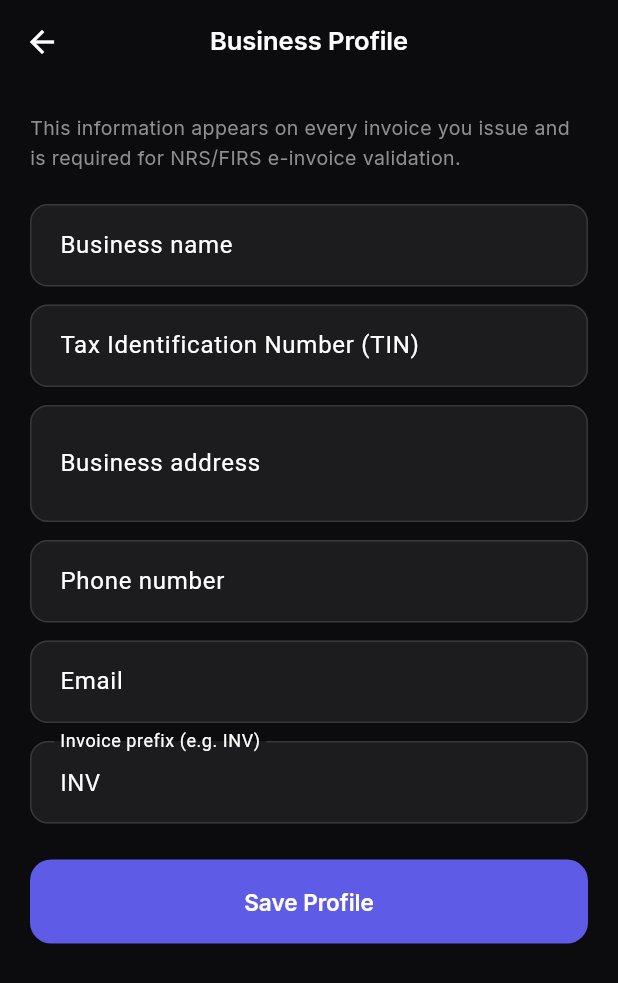
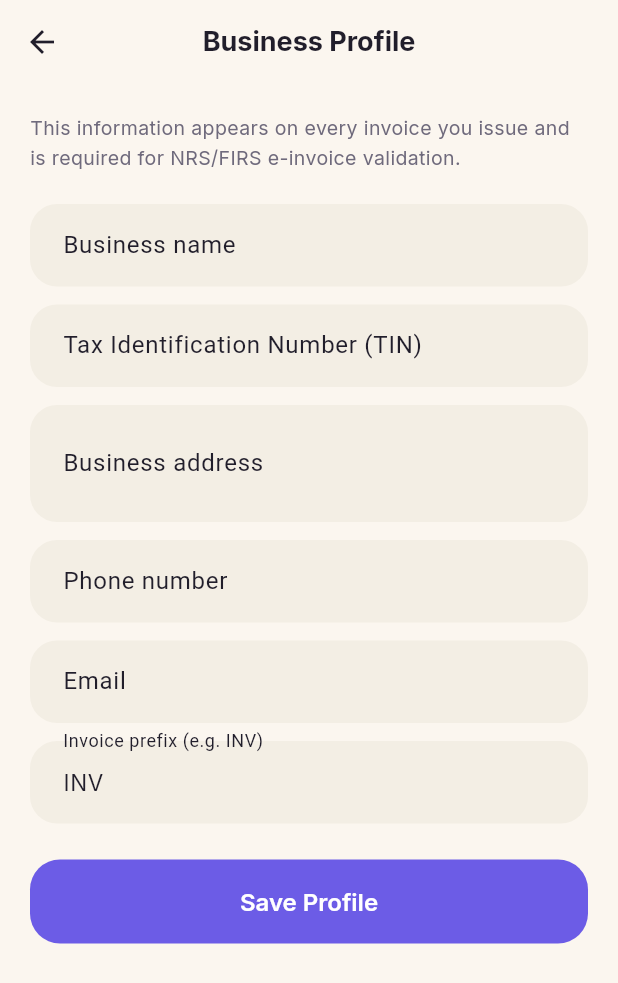
Before and after one commit to akinomosewo-cpu/einvoice_ng, a Flutter app: the screen it shows after launch, after a tap on the "storefront" icon, on a phone screen of 412 x 824 dp. Shown: the top 983 px of the screen. Run offline on Flutter 3.47's test engine with Material 3 defaults, Android fonts, the phone set to English and light mode, and no system bars; our stand-ins replace bloc, equatable, flutter_animate, flutter_bloc, gap, google_fonts and 4 more; accounts and stored records are empty.

Commit message:
Redesign UI with warm light theme, rounded cards, and status chips
Switch from a hard-committed dark theme to a soft off-white light
theme with a single vibrant purple accent, replace flat-bordered
cards with generously-rounded (18-28px) SoftCard containers using
subtle drop shadows, bump display typography for dashboard stats,
and introduce colorful semantic StatusChip pills for invoice status
on the dashboard and invoice detail screens. No routes, features, or
business logic were changed.

Co-Authored-By: Claude Sonnet 5 <noreply@anthropic.com>
Claude-Session: https://claude.ai/code/session_01J3m4FwQPKhnbpsGTtN5779

```diff
--- a/lib/core/theme/app_theme.dart
+++ b/lib/core/theme/app_theme.dart
@@ -2,49 +2,92 @@ import 'package:flutter/material.dart';
 import 'package:flutter/services.dart';
 import 'package:google_fonts/google_fonts.dart';
 
+/// Warm, soft light palette inspired by modern consumer-app design:
+/// off-white backgrounds, a single vibrant brand accent, generous
+/// rounding and soft shadows instead of flat borders.
 class AppColors {
   AppColors._();
-  static const Color primary = Color(0xFF5E5CE6);
-  static const Color success = Color(0xFF30D158);
-  static const Color warning = Color(0xFFFFD60A);
-  static const Color danger = Color(0xFFFF453A);
-  static const Color background = Color(0xFF0C0C0E);
-  static const Color surface = Color(0xFF1C1C1E);
-  static const Color surfaceElevated = Color(0xFF2C2C2E);
-  static const Color textPrimary = Color(0xFFFFFFFF);
-  static const Color textSecondary = Color(0xFF8E8E93);
-  static const Color textTertiary = Color(0xFF48484A);
-  static const Color border = Color(0xFF38383A);
+  static const Color primary = Color(0xFF6C5CE6);
+  static const Color primaryDark = Color(0xFF4B3FBF);
+  static const Color success = Color(0xFF1FAA59);
+  static const Color warning = Color(0xFFE8A400);
+  static const Color danger = Color(0xFFE5484D);
+
+  // Warm off-white app background + card surfaces.
+  static const Color background = Color(0xFFFBF6EF);
+  static const Color surface = Color(0xFFFFFFFF);
+  static const Color surfaceElevated = Color(0xFFFFFFFF);
+  static const Color surfaceTint = Color(0xFFF3EEE4);
+
+  static const Color textPrimary = Color(0xFF211E2B);
+  static const Color textSecondary = Color(0xFF6F6A7C);
+  static const Color textTertiary = Color(0xFFACA6B8);
+  static const Color border = Color(0xFFEDE7DA);
+
   static const LinearGradient primaryGradient = LinearGradient(
-    colors: [Color(0xFF5E5CE6), Color(0xFF5E5CE6)],
+    colors: [Color(0xFF6C5CE6), Color(0xFF9B7CF0)],
     begin: Alignment.topLeft,
     end: Alignment.bottomRight,
   );
+
+  /// Soft, diffuse shadow used in place of flat borders on cards.
+  static List<BoxShadow> cardShadow = [
+    BoxShadow(
+      color: const Color(0xFF211E2B).withOpacity(0.06),
+      blurRadius: 24,
+      offset: const Offset(0, 10),
+      spreadRadius: -4,
+    ),
+  ];
+
+  static List<BoxShadow> softShadow = [
+    BoxShadow(
+      color: const Color(0xFF211E2B).withOpacity(0.05),
+      blurRadius: 14,
+      offset: const Offset(0, 4),
+      spreadRadius: -2,
+    ),
+  ];
+
+  /// Semantic colors for invoice status chips.
+  static Color statusColor(String status) {
+    switch (status) {
+      case 'paid':
+        return success;
+      case 'sent':
+        return warning;
+      case 'validated':
+        return primary;
+      case 'draft':
+      default:
+        return textSecondary;
+    }
+  }
 }
 
 class AppTextStyles {
   AppTextStyles._();
-  static TextStyle get displayLarge => GoogleFonts.inter(fontSize: 34, fontWeight: FontWeight.w700, letterSpacing: -0.5);
-  static TextStyle get displayMedium => GoogleFonts.inter(fontSize: 28, fontWeight: FontWeight.w700, letterSpacing: -0.3);
-  static TextStyle get displaySmall => GoogleFonts.inter(fontSize: 22, fontWeight: FontWeight.w600);
-  static TextStyle get headlineLarge => GoogleFonts.inter(fontSize: 20, fontWeight: FontWeight.w600);
-  static TextStyle get headlineMedium => GoogleFonts.inter(fontSize: 17, fontWeight: FontWeight.w600);
-  static TextStyle get headlineSmall => GoogleFonts.inter(fontSize: 15, fontWeight: FontWeight.w600);
+  static TextStyle get displayLarge => GoogleFonts.inter(fontSize: 40, fontWeight: FontWeight.w800, letterSpacing: -0.8, height: 1.05);
+  static TextStyle get displayMedium => GoogleFonts.inter(fontSize: 32, fontWeight: FontWeight.w800, letterSpacing: -0.5, height: 1.1);
+  static TextStyle get displaySmall => GoogleFonts.inter(fontSize: 26, fontWeight: FontWeight.w700, letterSpacing: -0.3);
+  static TextStyle get headlineLarge => GoogleFonts.inter(fontSize: 22, fontWeight: FontWeight.w700);
+  static TextStyle get headlineMedium => GoogleFonts.inter(fontSize: 18, fontWeight: FontWeight.w700);
+  static TextStyle get headlineSmall => GoogleFonts.inter(fontSize: 16, fontWeight: FontWeight.w600);
   static TextStyle get bodyLarge => GoogleFonts.inter(fontSize: 17, fontWeight: FontWeight.w400, height: 1.5);
   static TextStyle get bodyMedium => GoogleFonts.inter(fontSize: 15, fontWeight: FontWeight.w400, height: 1.5);
   static TextStyle get bodySmall => GoogleFonts.inter(fontSize: 13, fontWeight: FontWeight.w400, height: 1.5);
-  static TextStyle get labelLarge => GoogleFonts.inter(fontSize: 13, fontWeight: FontWeight.w500);
-  static TextStyle get labelMedium => GoogleFonts.inter(fontSize: 12, fontWeight: FontWeight.w500);
-  static TextStyle get labelSmall => GoogleFonts.inter(fontSize: 11, fontWeight: FontWeight.w500, letterSpacing: 0.5);
+  static TextStyle get labelLarge => GoogleFonts.inter(fontSize: 13, fontWeight: FontWeight.w600);
+  static TextStyle get labelMedium => GoogleFonts.inter(fontSize: 12, fontWeight: FontWeight.w600);
+  static TextStyle get labelSmall => GoogleFonts.inter(fontSize: 11, fontWeight: FontWeight.w600, letterSpacing: 0.3);
 }
 
 class AppTheme {
   AppTheme._();
-  static ThemeData get dark => ThemeData(
+  static ThemeData get light => ThemeData(
     useMaterial3: true,
-    brightness: Brightness.dark,
+    brightness: Brightness.light,
     scaffoldBackgroundColor: AppColors.background,
-    colorScheme: const ColorScheme.dark(
+    colorScheme: const ColorScheme.light(
       primary: AppColors.primary,
       surface: AppColors.surface,
       error: AppColors.danger,
@@ -56,14 +99,14 @@ class AppTheme {
       elevation: 0,
       scrolledUnderElevation: 0,
       centerTitle: true,
-      systemOverlayStyle: SystemUiOverlayStyle.light,
+      systemOverlayStyle: SystemUiOverlayStyle.dark,
       titleTextStyle: AppTextStyles.headlineMedium.copyWith(color: AppColors.textPrimary),
       iconTheme: const IconThemeData(color: AppColors.textPrimary),
     ),
     cardTheme: CardThemeData(
       color: AppColors.surface,
       elevation: 0,
-      shape: RoundedRectangleBorder(borderRadius: BorderRadius.circular(16)),
+      shape: RoundedRectangleBorder(borderRadius: BorderRadius.circular(24)),
       margin: EdgeInsets.zero,
     ),
     elevatedButtonTheme: ElevatedButtonThemeData(
@@ -72,19 +115,84 @@ class AppTheme {
         foregroundColor: Colors.white,
         elevation: 0,
         minimumSize: const Size(double.infinity, 56),
-        shape: RoundedRectangleBorder(borderRadius: BorderRadius.circular(14)),
+        shape: RoundedRectangleBorder(borderRadius: BorderRadius.circular(20)),
+        textStyle: AppTextStyles.headlineSmall,
+      ),
+    ),
+    outlinedButtonTheme: OutlinedButtonThemeData(
+      style: OutlinedButton.styleFrom(
+        foregroundColor: AppColors.primary,
+        side: const BorderSide(color: AppColors.border, width: 1.5),
+        minimumSize: const Size(double.infinity, 56),
+        shape: RoundedRectangleBorder(borderRadius: BorderRadius.circular(20)),
         textStyle: AppTextStyles.headlineSmall,
       ),
     ),
     inputDecorationTheme: InputDecorationTheme(
       filled: true,
-      fillColor: AppColors.surface,
-      border: OutlineInputBorder(borderRadius: BorderRadius.circular(12), borderSide: const BorderSide(color: AppColors.border)),
-      enabledBorder: OutlineInputBorder(borderRadius: BorderRadius.circular(12), borderSide: const BorderSide(color: AppColors.border)),
-      focusedBorder: OutlineInputBorder(borderRadius: BorderRadius.circular(12), borderSide: const BorderSide(color: AppColors.primary, width: 2)),
-      contentPadding: const EdgeInsets.symmetric(horizontal: 16, vertical: 16),
-      hintStyle: AppTextStyles.bodyMedium.copyWith(color: AppColors.textSecondary),
+      fillColor: AppColors.surfaceTint,
+      border: OutlineInputBorder(borderRadius: BorderRadius.circular(18), borderSide: BorderSide.none),
+      enabledBorder: OutlineInputBorder(borderRadius: BorderRadius.circular(18), borderSide: BorderSide.none),
+      focusedBorder: OutlineInputBorder(borderRadius: BorderRadius.circular(18), borderSide: const BorderSide(color: AppColors.primary, width: 2)),
+      contentPadding: const EdgeInsets.symmetric(horizontal: 18, vertical: 16),
+      hintStyle: AppTextStyles.bodyMedium.copyWith(color: AppColors.textTertiary),
     ),
-    dividerTheme: const DividerThemeData(color: AppColors.border, thickness: 0.5),
+    dividerTheme: const DividerThemeData(color: AppColors.border, thickness: 1),
   );
+
+  /// Kept for compatibility with any leftover dark-mode references.
+  static ThemeData get dark => light;
 }
+
+/// A generously-rounded card with a soft shadow instead of a flat border,
+/// matching the reference design language used across the app.
+class SoftCard extends StatelessWidget {
+  final Widget child;
+  final EdgeInsetsGeometry padding;
+  final double radius;
+  final List<BoxShadow>? shadow;
+  final Color color;
+  const SoftCard({
+    super.key,
+    required this.child,
+    this.padding = const EdgeInsets.all(18),
+    this.radius = 24,
+    this.shadow,
+    this.color = AppColors.surface,
+  });
+
+  @override
+  Widget build(BuildContext context) {
+    return Container(
+      padding: padding,
+      decoration: BoxDecoration(
+        color: color,
+        borderRadius: BorderRadius.circular(radius),
+        boxShadow: shadow ?? AppColors.softShadow,
+      ),
+      child: child,
+    );
+  }
+}
+
+/// A colorful, rounded pill used for invoice status and other semantic tags.
+class StatusChip extends StatelessWidget {
+  final String label;
+  final Color color;
+  const StatusChip({super.key, required this.label, required this.color});
+
+  @override
+  Widget build(BuildContext context) {
+    return Container(
+      padding: const EdgeInsets.symmetric(horizontal: 12, vertical: 6),
+      decoration: BoxDecoration(
+        color: color.withOpacity(0.14),
+        borderRadius: BorderRadius.circular(999),
+      ),
+      child: Text(
+        label,
+        style: AppTextStyles.labelSmall.copyWith(color: color, fontWeight: FontWeight.w700),
+      ),
+    );
+  }
+}
--- a/lib/main.dart
+++ b/lib/main.dart
@@ -9,8 +9,9 @@ void main() async {
   WidgetsFlutterBinding.ensureInitialized();
   SystemChrome.setSystemUIOverlayStyle(const SystemUiOverlayStyle(
     statusBarColor: Colors.transparent,
-    statusBarIconBrightness: Brightness.light,
+    statusBarIconBrightness: Brightness.dark,
     systemNavigationBarColor: AppColors.background,
+    systemNavigationBarIconBrightness: Brightness.dark,
   ));
   SystemChrome.setPreferredOrientations([DeviceOrientation.portraitUp, DeviceOrientation.portraitDown]);
   runApp(const EInvoiceApp());
@@ -25,9 +26,9 @@ class EInvoiceApp extends StatelessWidget {
       child: MaterialApp(
         title: 'E-Invoice NG',
         debugShowCheckedModeBanner: false,
-        theme: AppTheme.dark,
-        darkTheme: AppTheme.dark,
-        themeMode: ThemeMode.dark,
+        theme: AppTheme.light,
+        darkTheme: AppTheme.light,
+        themeMode: ThemeMode.light,
         home: const HomePage(),
       ),
     );
--- a/lib/presentation/pages/home_page.dart
+++ b/lib/presentation/pages/home_page.dart
@@ -70,7 +70,7 @@ class _HomePageState extends State<HomePage> {
                   ],
                 ),
                 SliverPadding(
-                  padding: const EdgeInsets.symmetric(horizontal: 20),
+                  padding: const EdgeInsets.symmetric(horizontal: 20, vertical: 4),
                   sliver: SliverList(
                     delegate: SliverChildListDelegate([
                       if (!state.profile.isComplete)
@@ -78,7 +78,7 @@ class _HomePageState extends State<HomePage> {
                           context,
                           MaterialPageRoute(builder: (_) => const BusinessProfilePage()),
                         )),
-                      const Gap(8),
+                      const Gap(12),
                       Row(children: [
                         _StatCard(label: 'Invoices', value: state.invoices.length.toString(), color: AppColors.primary)
                             .animate(delay: 50.ms)
@@ -95,7 +95,7 @@ class _HomePageState extends State<HomePage> {
                             .fadeIn()
                             .slideY(begin: 0.1),
                       ]),
-                      const Gap(24),
+                      const Gap(28),
                       Text('Manage', style: AppTextStyles.headlineSmall.copyWith(color: AppColors.textPrimary)),
                       const Gap(12),
                       _FeatureCard(
@@ -122,13 +122,18 @@ class _HomePageState extends State<HomePage> {
                       Text('Invoice History', style: AppTextStyles.headlineSmall.copyWith(color: AppColors.textPrimary)),
                       const Gap(12),
                       if (state.invoices.isEmpty)
-                        Container(
+                        SoftCard(
+                          radius: 28,
                           padding: const EdgeInsets.all(32),
-                          decoration: BoxDecoration(color: AppColors.surface, borderRadius: BorderRadius.circular(16), border: Border.all(color: AppColors.border)),
                           child: Column(children: [
-                            const Icon(Icons.receipt_long_rounded, color: AppColors.textTertiary, size: 40),
-                            const Gap(12),
-                            Text('No invoices yet', style: AppTextStyles.bodyMedium.copyWith(color: AppColors.textSecondary)),
+                            Container(
+                              width: 72,
+                              height: 72,
+                              decoration: BoxDecoration(color: AppColors.primary.withOpacity(0.1), shape: BoxShape.circle),
+                              child: const Icon(Icons.receipt_long_rounded, color: AppColors.primary, size: 34),
+                            ),
+                            const Gap(16),
+                            Text('No invoices yet', style: AppTextStyles.headlineSmall.copyWith(color: AppColors.textPrimary)),
                             const Gap(4),
                             Text('Tap + to create your first invoice', style: AppTextStyles.labelMedium.copyWith(color: AppColors.textTertiary)),
                           ]),
@@ -177,16 +182,15 @@ class _ProfileNudge extends StatelessWidget {
         padding: const EdgeInsets.only(bottom: 12),
         child: InkWell(
           onTap: onTap,
-          borderRadius: BorderRadius.circular(14),
+          borderRadius: BorderRadius.circular(20),
           child: Container(
-            padding: const EdgeInsets.all(14),
+            padding: const EdgeInsets.all(16),
             decoration: BoxDecoration(
-              color: AppColors.warning.withOpacity(0.1),
-              borderRadius: BorderRadius.circular(14),
-              border: Border.all(color: AppColors.warning.withOpacity(0.4)),
+              color: AppColors.warning.withOpacity(0.12),
+              borderRadius: BorderRadius.circular(20),
             ),
             child: Row(children: [
-              const Icon(Icons.warning_amber_rounded, color: AppColors.warning, size: 20),
+              const Icon(Icons.warning_amber_rounded, color: AppColors.warning, size: 22),
               const Gap(12),
               Expanded(
                 child: Text('Complete your business profile to start invoicing',
@@ -205,12 +209,12 @@ class _StatCard extends StatelessWidget {
   const _StatCard({required this.label, required this.value, required this.color});
   @override
   Widget build(BuildContext context) => Expanded(
-        child: Container(
-          padding: const EdgeInsets.all(14),
-          decoration: BoxDecoration(color: AppColors.surface, borderRadius: BorderRadius.circular(14), border: Border.all(color: AppColors.border)),
+        child: SoftCard(
+          radius: 22,
+          padding: const EdgeInsets.symmetric(horizontal: 12, vertical: 16),
           child: Column(children: [
-            Text(value, style: AppTextStyles.displaySmall.copyWith(color: color, fontWeight: FontWeight.w800), maxLines: 1, overflow: TextOverflow.ellipsis),
-            const Gap(2),
+            Text(value, style: AppTextStyles.headlineLarge.copyWith(color: color, fontWeight: FontWeight.w800), maxLines: 1, overflow: TextOverflow.ellipsis),
+            const Gap(4),
             Text(label, style: AppTextStyles.labelSmall.copyWith(color: AppColors.textSecondary), textAlign: TextAlign.center),
           ]),
         ),
@@ -226,18 +230,18 @@ class _FeatureCard extends StatelessWidget {
   @override
   Widget build(BuildContext context) => InkWell(
         onTap: onTap,
-        borderRadius: BorderRadius.circular(12),
-        child: Container(
+        borderRadius: BorderRadius.circular(20),
+        child: SoftCard(
+          radius: 20,
           padding: const EdgeInsets.all(16),
-          decoration: BoxDecoration(color: AppColors.surface, borderRadius: BorderRadius.circular(12), border: Border.all(color: AppColors.border)),
           child: Row(children: [
             Container(
-              padding: const EdgeInsets.all(8),
-              decoration: BoxDecoration(color: color.withOpacity(0.12), borderRadius: BorderRadius.circular(8)),
-              child: Icon(icon, color: color, size: 16),
+              padding: const EdgeInsets.all(10),
+              decoration: BoxDecoration(color: color.withOpacity(0.12), borderRadius: BorderRadius.circular(14)),
+              child: Icon(icon, color: color, size: 18),
             ),
             const Gap(14),
-            Expanded(child: Text(label, style: AppTextStyles.bodyMedium.copyWith(color: AppColors.textPrimary))),
+            Expanded(child: Text(label, style: AppTextStyles.bodyMedium.copyWith(color: AppColors.textPrimary, fontWeight: FontWeight.w600))),
             const Icon(Icons.chevron_right_rounded, color: AppColors.textTertiary, size: 18),
           ]),
         ),
@@ -272,16 +276,16 @@ class _InvoiceTile extends StatelessWidget {
       background: Container(
         alignment: Alignment.centerRight,
         padding: const EdgeInsets.only(right: 20),
-        decoration: BoxDecoration(color: AppColors.danger.withOpacity(0.2), borderRadius: BorderRadius.circular(12)),
+        decoration: BoxDecoration(color: AppColors.danger.withOpacity(0.16), borderRadius: BorderRadius.circular(20)),
         child: const Icon(Icons.delete_outline_rounded, color: AppColors.danger),
       ),
       onDismissed: (_) => onDelete(),
       child: InkWell(
         onTap: onTap,
-        borderRadius: BorderRadius.circular(12),
-        child: Container(
+        borderRadius: BorderRadius.circular(20),
+        child: SoftCard(
+          radius: 20,
           padding: const EdgeInsets.all(16),
-          decoration: BoxDecoration(color: AppColors.surface, borderRadius: BorderRadius.circular(12), border: Border.all(color: AppColors.border)),
           child: Row(children: [
             Expanded(
               child: Column(crossAxisAlignment: CrossAxisAlignment.start, children: [
@@ -290,11 +294,7 @@ class _InvoiceTile extends StatelessWidget {
                 Text('₦${invoice.grandTotal.toStringAsFixed(2)}', style: AppTextStyles.labelMedium.copyWith(color: AppColors.textTertiary)),
               ]),
             ),
-            Container(
-              padding: const EdgeInsets.symmetric(horizontal: 8, vertical: 4),
-              decoration: BoxDecoration(color: statusColor.withOpacity(0.12), borderRadius: BorderRadius.circular(6)),
-              child: Text(invoice.status.name, style: AppTextStyles.labelSmall.copyWith(color: statusColor, fontWeight: FontWeight.w700)),
-            ),
+            StatusChip(label: invoice.status.name, color: statusColor),
           ]),
         ),
       ),
```
Also changed, not shown: lib/presentation/pages/invoice_detail_page.dart (+33 -16 lines).
